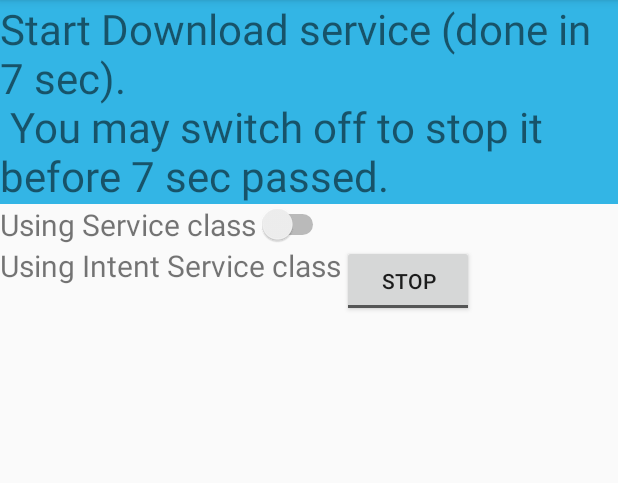
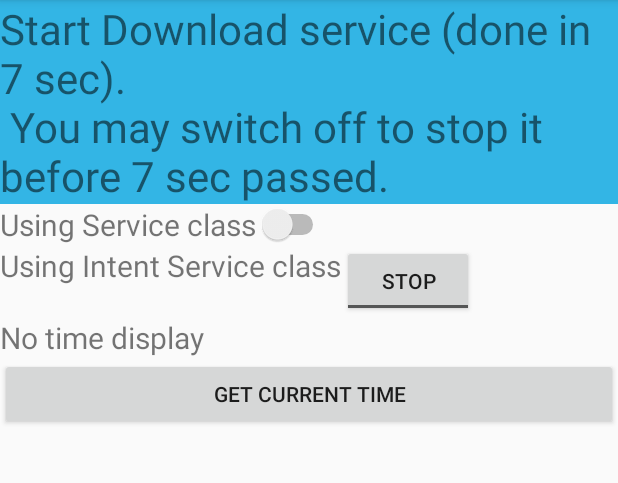
Before and after one commit to dr-sung/M08_StartedService, an Android app: the screen it shows after launch (MainActivity), on a phone screen of 412 x 824 dp, the part 84-567 px from its top. Run offline under Robolectric (Android 15) with nearby library versions, the phone set to English and light mode, and no system bars.

Commit message:
Added get current time button

```diff
--- a/app/src/main/java/edu/uco/hsung/m08_startedservice/MainActivity.java
+++ b/app/src/main/java/edu/uco/hsung/m08_startedservice/MainActivity.java
@@ -3,8 +3,11 @@ package edu.uco.hsung.m08_startedservice;
 import android.app.Activity;
 import android.content.Intent;
 import android.os.Bundle;
+import android.view.View;
+import android.widget.Button;
 import android.widget.CompoundButton;
 import android.widget.Switch;
+import android.widget.TextView;
 import android.widget.ToggleButton;
 
 public class MainActivity extends Activity {
@@ -19,8 +22,6 @@ public class MainActivity extends Activity {
 
         service = new Intent(this, DownloadService.class);
         service.putExtra("FILENAME", "A huge image.jpg");
-
-
 
         Switch s1 = (Switch) findViewById(R.id.service_switch);
         s1.setOnCheckedChangeListener(new CompoundButton.OnCheckedChangeListener() {
@@ -49,5 +50,15 @@ public class MainActivity extends Activity {
             }
         });
 
+        final TextView timeView = (TextView) findViewById(R.id.get_time_tv);
+
+        Button timeButton = (Button) findViewById(R.id.time_button);
+        timeButton.setOnClickListener(new View.OnClickListener() {
+            @Override
+            public void onClick(View v) {
+                timeView.setText("" + new java.util.Date());
+            }
+        });
+
     }
 }
--- a/app/src/main/res/layout/activity_main.xml
+++ b/app/src/main/res/layout/activity_main.xml
@@ -46,4 +46,19 @@
         android:layout_width="wrap_content"
         android:layout_height="wrap_content" />
 
+    <TextView
+        android:id="@+id/get_time_tv"
+        android:layout_below="@id/intentservice_switch"
+        android:textSize="20sp"
+        android:text="@string/get_time_message"
+        android:layout_width="match_parent"
+        android:layout_height="wrap_content" />
+
+    <Button
+        android:id="@+id/time_button"
+        android:text="@string/get_time_button"
+        android:layout_below="@id/get_time_tv"
+        android:layout_width="match_parent"
+        android:layout_height="wrap_content" />
+
 </RelativeLayout>
--- a/app/src/main/res/values/strings.xml
+++ b/app/src/main/res/values/strings.xml
@@ -5,4 +5,6 @@ You may switch off to stop it before 7 sec passed.
     </string>
     <string name="switch_on">Start</string>
     <string name="switch_off">Stop</string>
+    <string name="get_time_message">No time display</string>
+    <string name="get_time_button">Get Current Time</string>
 </resources>
```
